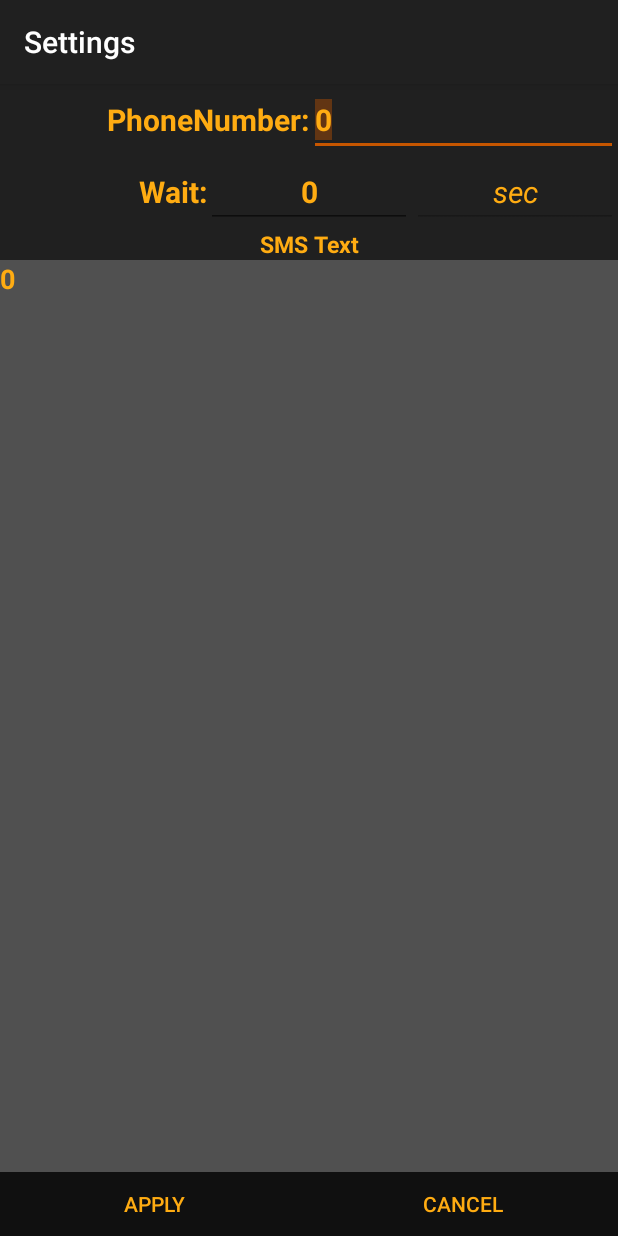
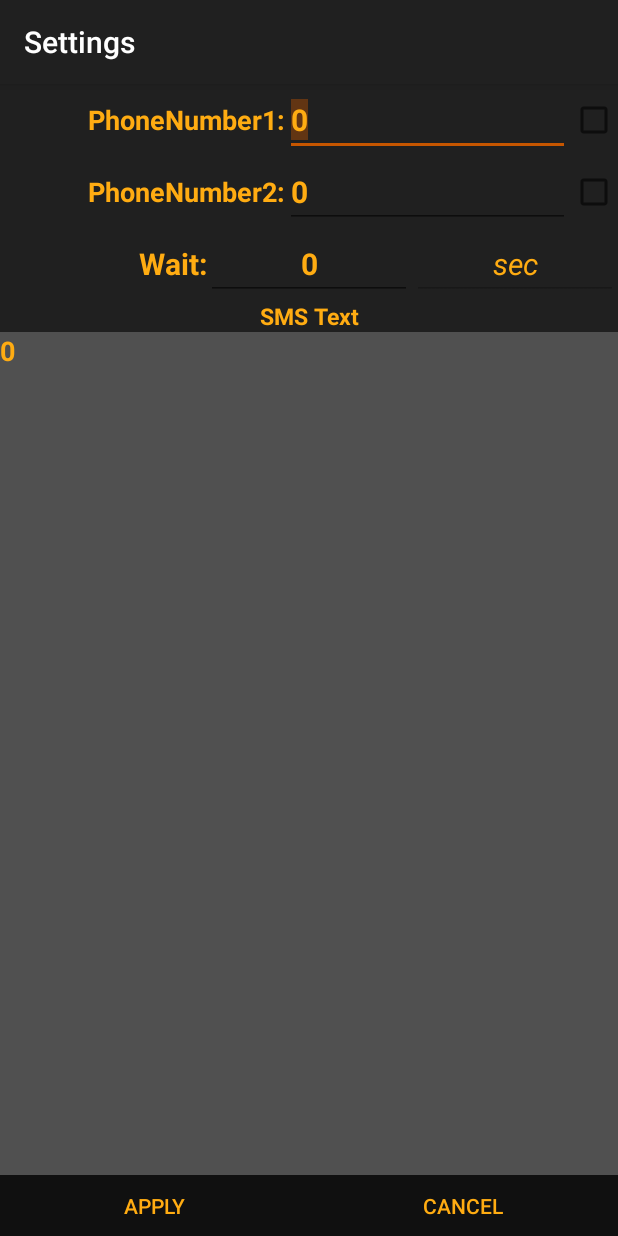
Before and after one commit to xakus/CheckPowerSendMessage, an Android app: the screen it shows after launch (Settings), after a tap on "Settings", on a phone screen of 412 x 824 dp. Run offline under Robolectric (Android 15) with nearby library versions, the phone set to English and light mode, and no system bars.

Commit message:
2 number
add 2 number and 2 check box

```diff
--- a/app/build.gradle
+++ b/app/build.gradle
@@ -22,6 +22,10 @@ android {
 dependencies {
     compile fileTree(dir: 'libs', include: ['*.jar'])
     testCompile 'junit:junit:4.12'
-    compile 'com.android.support:appcompat-v7:23.2.1'
+    compile 'com.android.support:appcompat-v7:23.3.0'
     compile 'com.google.android.gms:play-services-appindexing:8.1.0'
+    compile 'com.google.android.gms:play-services-ads:8.4.0'
+    compile 'com.google.android.gms:play-services-auth:8.4.0'
+    compile 'com.firebase:firebase-client-android:2.3.1'
+    compile 'com.google.android.gms:play-services-gcm:8.4.0'
 }
--- a/app/src/main/java/power/BattManager.java
+++ b/app/src/main/java/power/BattManager.java
@@ -12,6 +12,7 @@ import android.os.Bundle;
 import android.support.v7.app.AppCompatActivity;
 import android.view.Menu;
 import android.view.MenuItem;
+import android.widget.CheckBox;
 import android.widget.ImageView;
 import android.widget.TextView;
 
@@ -30,14 +31,16 @@ public class BattManager extends AppCompatActivity {
     ImageView imageView;
 
     private SharedPreferences mSettings;
-    private String phoneNumber = "";
+    private String phoneNumber1 = "";
+    private String phoneNumber2 = "";
     private String smsText = "";
     protected String wait = "";
     private int waitTime = 1000;
     private boolean send = false;
     private  boolean isRunning=false;
     private boolean isSended=false;
-
+    private boolean ch1;
+    private boolean ch2;
     /**
      * ATTENTION: This was auto-generated to implement the App Indexing API.
      * See https://g.co/AppIndexing/AndroidStudio for more information.
@@ -92,7 +95,17 @@ public class BattManager extends AppCompatActivity {
                 mText.append("\nStatus: " + TS.batteryStatus(intent.getIntExtra(BatteryManager.EXTRA_STATUS, -1)));
                 mText.append("\nPlugged: " + TS.batteryPlugged(intent.getIntExtra(BatteryManager.EXTRA_PLUGGED, -1)));
                 mText.append("\nWait: " + wait + "sec");
-                mText.append("\nPhone number: " + phoneNumber + "");
+                if(ch1) {
+                    mText.append("\nPhone number1: " + phoneNumber1 + " will send");
+                }else {
+                    mText.append("\nPhone number1: " + phoneNumber1 + " won't send");
+                }
+                if(ch2){
+                    mText.append("\nPhone number2: " + phoneNumber2 + " will send");
+                }else {
+                    mText.append("\nPhone number2: " + phoneNumber2 + " won't send");
+                }
+
                 if (TS.batteryPlugged(intent.getIntExtra(BatteryManager.EXTRA_PLUGGED, -1)).equals("UNDEFINED")) {
                     imageView.setImageBitmap(TS.imageOff);
                     send = true;
@@ -170,8 +183,21 @@ public class BattManager extends AppCompatActivity {
     private void getSettings() {
         ///
         mSettings = getSharedPreferences(TS.SETTINGS, Context.MODE_PRIVATE);
-        if (mSettings.contains(TS.PHONE_NUMBER)) {
-            phoneNumber = (mSettings.getString(TS.PHONE_NUMBER, ""));
+        if (mSettings.contains(TS.PHONE_NUMBER1)) {
+            phoneNumber1 = (mSettings.getString(TS.PHONE_NUMBER1, ""));
+
+        }
+        if (mSettings.contains(TS.PHONE_NUMBER1)) {
+            phoneNumber2 = (mSettings.getString(TS.PHONE_NUMBER2, ""));
+
+        }
+        if (mSettings.contains(TS.CHEK1)) {
+            ch1 = (mSettings.getBoolean(TS.CHEK1, false));
+
+        }
+        if (mSettings.contains(TS.CHEK2)) {
+            ch2 = (mSettings.getBoolean(TS.CHEK2, false));
+
         }
         if (mSettings.contains(TS.SMS_TEXT)) {
             smsText = (mSettings.getString(TS.SMS_TEXT, ""));
@@ -179,11 +205,16 @@ public class BattManager extends AppCompatActivity {
         if (mSettings.contains(TS.WAIT)) {
             wait = (mSettings.getString(TS.WAIT, "0"));
         }
-        if (phoneNumber == null) {
-            phoneNumber = "0";
+        if (phoneNumber1 == null) {
+            phoneNumber1 = "0";
 
-        } else if (phoneNumber == "") {
-            phoneNumber = "0";
+        } else if (phoneNumber1 == "") {
+            phoneNumber1 = "0";
+        }if (phoneNumber2 == null) {
+            phoneNumber2 = "0";
+
+        } else if (phoneNumber2 == "") {
+            phoneNumber2 = "0";
         }
         if (smsText == null) {
             smsText = "0";
@@ -214,7 +245,12 @@ if(!send) {
 
     }
 private  void send(){
-    SendSMS.sendSMSMessage(this,phoneNumber,smsText);
+    if(ch1) {
+        SendSMS.sendSMSMessage(this, phoneNumber1, smsText);
+    }
+    if(ch2) {
+        SendSMS.sendSMSMessage(this, phoneNumber2, smsText);
+    }
 
 }
     private class UpdateTimeTask extends TimerTask {
--- a/app/src/main/java/power/Settings.java
+++ b/app/src/main/java/power/Settings.java
@@ -9,6 +9,7 @@ import android.os.Build;
 import android.os.Bundle;
 import android.support.v7.app.AppCompatActivity;
 import android.view.View;
+import android.widget.CheckBox;
 import android.widget.TextView;
 
 import com.example.xakus.checkpowersendmessage.R;
@@ -20,7 +21,10 @@ import com.example.xakus.checkpowersendmessage.R;
 public class Settings extends AppCompatActivity {
     private SharedPreferences mSettings;
     private int mCounter;
-    private TextView phoneNumber;
+    private TextView phoneNumber1;
+    private TextView phoneNumber2;
+    private CheckBox  chekB1;
+    private CheckBox  chekB2;
     private TextView smsText;
     private TextView waitText;
     public void onCreate(Bundle savedInstanceState){
@@ -29,12 +33,23 @@ public class Settings extends AppCompatActivity {
         setContentView(R.layout.settings);
 
         mSettings = getSharedPreferences(TS.SETTINGS, Context.MODE_PRIVATE);
-        phoneNumber = (TextView) findViewById(R.id.editTextPhoneNumber);
+        phoneNumber1 = (TextView) findViewById(R.id.Phone1);
+        phoneNumber2 = (TextView) findViewById(R.id.Phone2);
+        chekB1=(CheckBox) findViewById(R.id.ch1);
+        chekB2=(CheckBox) findViewById(R.id.ch2);
         smsText = (TextView) findViewById(R.id.editTextSMSText);
         waitText = (TextView) findViewById(R.id.editTextSeconds);
-      if(mSettings.contains(TS.PHONE_NUMBER)){
-          phoneNumber.setText(mSettings.getString(TS.PHONE_NUMBER,"0"));
+      if(mSettings.contains(TS.PHONE_NUMBER1)){
+          phoneNumber1.setText(mSettings.getString(TS.PHONE_NUMBER1,"0"));
       }
+        if(mSettings.contains(TS.CHEK1)){
+            chekB1.setChecked(mSettings.getBoolean(TS.CHEK1,false));
+        }     if(mSettings.contains(TS.CHEK2)){
+            chekB2.setChecked(mSettings.getBoolean(TS.CHEK2,false));
+        }
+        if(mSettings.contains(TS.PHONE_NUMBER2)){
+            phoneNumber2.setText(mSettings.getString(TS.PHONE_NUMBER2,"0"));
+        }
         if(mSettings.contains(TS.SMS_TEXT)){
             smsText.setText(mSettings.getString(TS.SMS_TEXT,""));
         }
@@ -46,12 +61,22 @@ public class Settings extends AppCompatActivity {
     @TargetApi(Build.VERSION_CODES.GINGERBREAD)
     public void  okClick(View view){
 
-        phoneNumber = (TextView) findViewById(R.id.editTextPhoneNumber);
+        phoneNumber1 = (TextView) findViewById(R.id.Phone1);
+        phoneNumber2 = (TextView) findViewById(R.id.Phone2);
+
+        chekB1=(CheckBox) findViewById(R.id.ch1) ;
+        chekB2=(CheckBox) findViewById(R.id.ch2) ;
+
         smsText = (TextView) findViewById(R.id.editTextSMSText);
         waitText = (TextView) findViewById(R.id.editTextSeconds);
 
         SharedPreferences.Editor editor = mSettings.edit();
-        editor.putString(TS.PHONE_NUMBER, phoneNumber.getText().toString());
+        editor.putString(TS.PHONE_NUMBER1, phoneNumber1.getText().toString());
+        editor.putString(TS.PHONE_NUMBER2, phoneNumber2.getText().toString());
+
+        editor.putBoolean(TS.CHEK1,chekB1.isChecked());
+        editor.putBoolean(TS.CHEK2,chekB2.isChecked());
+
         editor.putString(TS.SMS_TEXT, smsText.getText().toString());
         editor.putString(TS.WAIT, waitText.getText().toString());
         editor.apply();
--- a/app/src/main/java/power/TS.java
+++ b/app/src/main/java/power/TS.java
@@ -16,7 +16,10 @@ import java.util.TimerTask;
 
 public class TS {
 
-    public  static final String PHONE_NUMBER="phonenumber";
+    public  static final String PHONE_NUMBER1="phonenumber1";
+    public  static final String PHONE_NUMBER2="phonenumber2";
+    public static final String CHEK1="CH1";
+    public static final String CHEK2="CH2";
     public  static final String WAIT="wait";
     public  static final String SMS_TEXT="smstext";
     public  static final String SETTINGS="settings";
--- a/app/src/main/res/layout/activity_about.xml
+++ b/app/src/main/res/layout/activity_about.xml
@@ -136,7 +136,7 @@
                 <TextView
                     android:layout_width="fill_parent"
                     android:layout_height="fill_parent"
-                    android:text="(077)610-88-80 "
+                    android:text="+99477-610-88-80 "
                     android:id="@+id/textView10"
                     android:layout_weight="1"
                     android:layout_gravity="left|top"
@@ -165,7 +165,7 @@
                 <TextView
                     android:layout_width="fill_parent"
                     android:layout_height="fill_parent"
-                    android:text="(050)775-83-40"
+                    android:text="+99450-775-83-40"
                     android:id="@+id/textView12"
                     android:layout_weight="1"
                     android:layout_gravity="left|top"
--- a/app/src/main/res/layout/settings.xml
+++ b/app/src/main/res/layout/settings.xml
@@ -23,14 +23,14 @@
                 android:layout_weight="1">
 
                 <TextView
-                    android:layout_width="fill_parent"
+                    android:layout_width="wrap_content"
                     android:layout_height="fill_parent"
                     android:textAppearance="?android:attr/textAppearanceLarge"
-                    android:text="@string/PhoneTXT"
+                    android:text="@string/PhoneTXT1"
                     android:id="@+id/textView"
                     android:textColor="@color/myTextColor"
                     android:textStyle="bold"
-                    android:textSize="20dp"
+                    android:textSize="18dp"
                     android:layout_gravity="right"
                     android:gravity="bottom|right" />
             </LinearLayout>
@@ -42,11 +42,11 @@
                 android:layout_weight="1">
 
                 <EditText
-                    android:layout_width="fill_parent"
+                    android:layout_width="wrap_content"
                     android:layout_height="fill_parent"
                     android:inputType="phone"
                     android:ems="10"
-                    android:id="@+id/editTextPhoneNumber"
+                    android:id="@+id/Phone1"
                     android:textColor="@color/myTextColor"
                     android:singleLine="true"
                     android:textStyle="bold|normal"
@@ -63,6 +63,78 @@
                     android:textSize="20dp" />
             </LinearLayout>
 
+            <CheckBox
+                android:layout_width="wrap_content"
+                android:layout_height="wrap_content"
+                android:id="@+id/ch1"
+                android:checked="false"
+                android:enabled="true" />
+
+        </LinearLayout>
+
+        <LinearLayout
+            android:orientation="horizontal"
+            android:layout_width="match_parent"
+            android:layout_height="wrap_content"
+            android:gravity="center_vertical" >
+
+            <LinearLayout
+                android:orientation="vertical"
+                android:layout_width="match_parent"
+                android:layout_height="wrap_content"
+                android:layout_weight="1" >
+
+                <TextView
+                    android:layout_width="wrap_content"
+                    android:layout_height="fill_parent"
+                    android:textAppearance="?android:attr/textAppearanceLarge"
+                    android:text="@string/PhoneTXT2"
+                    android:id="@+id/textView14"
+                    android:textColor="@color/myTextColor"
+                    android:textStyle="bold"
+                    android:textSize="18dp"
+                    android:layout_gravity="right"
+                    android:gravity="bottom|right" />
+            </LinearLayout>
+
+            <LinearLayout
+                android:orientation="vertical"
+                android:layout_width="match_parent"
+                android:layout_height="wrap_content"
+                android:layout_weight="1" >
+
+                <EditText
+                    android:layout_width="wrap_content"
+                    android:layout_height="fill_parent"
+                    android:inputType="phone"
+                    android:ems="10"
+                    android:id="@+id/Phone2"
+                    android:textColor="@color/myTextColor"
+                    android:singleLine="true"
+                    android:textStyle="bold|normal"
+                    android:textIsSelectable="false"
+                    android:editable="false"
+                    android:clickable="true"
+                    android:selectAllOnFocus="true"
+                    android:phoneNumber="true"
+                    android:enabled="true"
+                    android:autoText="false"
+                    android:text="0"
+                    android:layout_gravity="left"
+                    android:gravity="left|top"
+                    android:textSize="20dp" />
+            </LinearLayout>
+
+            <CheckBox
+                android:layout_width="wrap_content"
+                android:layout_height="wrap_content"
+                android:id="@+id/ch2"
+                android:nestedScrollingEnabled="false"
+                android:enabled="true"
+                android:focusable="false"
+                android:focusableInTouchMode="false"
+                android:elegantTextHeight="false"
+                android:checked="false" />
         </LinearLayout>
 
         <LinearLayout
--- a/app/src/main/res/values/strings.xml
+++ b/app/src/main/res/values/strings.xml
@@ -1,7 +1,8 @@
 <resources>
     <string name="app_name">CheckPowerSendMessage</string>
     <string name="Light">Light</string>
-    <string name="PhoneTXT">PhoneNumber:</string>
+    <string name="PhoneTXT1">PhoneNumber1:</string>
+    <string name="PhoneTXT2">PhoneNumber2:</string>
     <string name="SMSTXT">SMS Text</string>
     <string name="Settings">Settings</string>
     <string name="About">About</string>
```
Also changed, not shown: app/src/main/AndroidManifest.xml (+30 -13 lines), app/src/main/java/power/BootBroadcast.java (added, +24 -0 lines), 4 other files.
